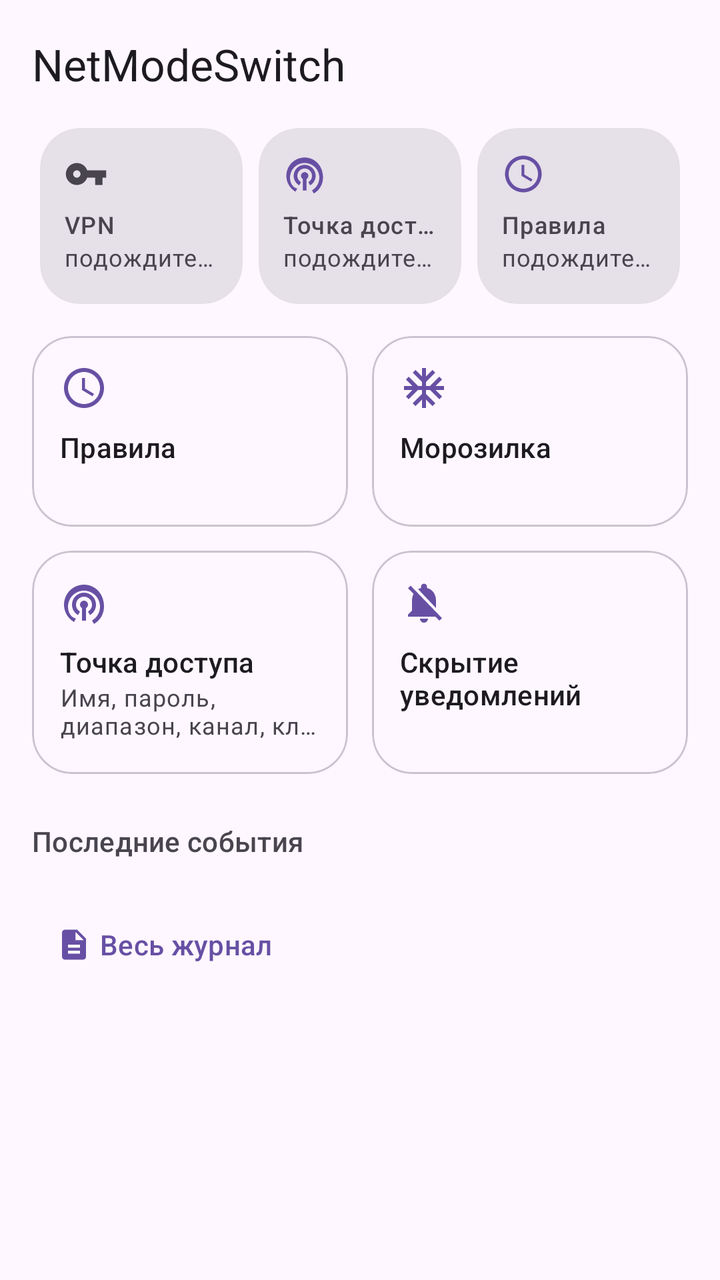
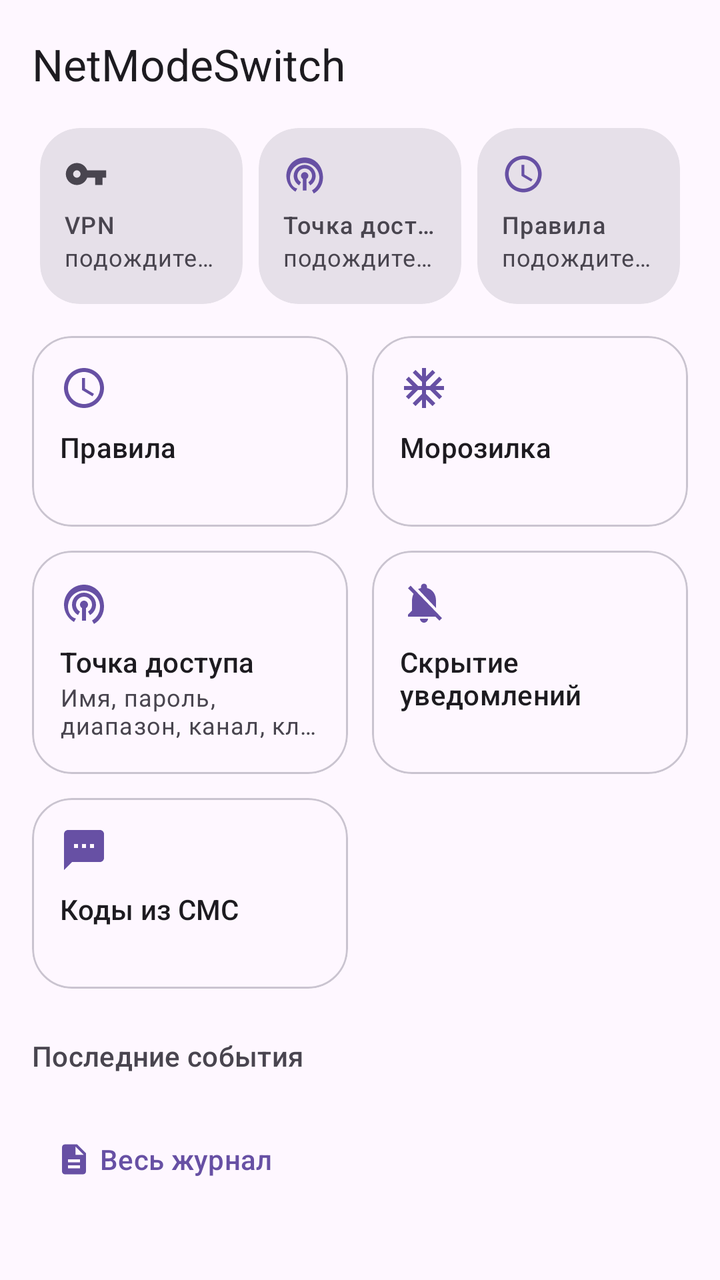

Screens rendered from an Android XML layout before and after an edit, with the pre-edit source and the edit as a unified diff.
<!-- AndroidManifest.xml: application theme Theme.NetModeSwitch -->
<!-- res/layout/activity_main.xml -->
<?xml version="1.0" encoding="utf-8"?>
<LinearLayout xmlns:android="http://schemas.android.com/apk/res/android"
    xmlns:app="http://schemas.android.com/apk/res-auto"
    android:layout_width="match_parent"
    android:layout_height="match_parent"
    android:orientation="vertical"
    android:fitsSystemWindows="true">

    <com.google.android.material.appbar.MaterialToolbar
        android:id="@+id/toolbar"
        android:layout_width="match_parent"
        android:layout_height="wrap_content"
        app:title="@string/app_name" />

    <androidx.core.widget.NestedScrollView
        android:layout_width="match_parent"
        android:layout_height="match_parent"
        android:clipToPadding="false"
        android:paddingBottom="24dp">

        <LinearLayout
            android:layout_width="match_parent"
            android:layout_height="wrap_content"
            android:orientation="vertical"
            android:paddingStart="16dp"
            android:paddingEnd="16dp">

            <LinearLayout
                android:layout_width="match_parent"
                android:layout_height="wrap_content"
                android:layout_marginHorizontal="-4dp"
                android:id="@+id/statusRow"
                android:baselineAligned="false"
                android:orientation="horizontal">

                <com.google.android.material.card.MaterialCardView
                    android:id="@+id/vpnCell"
                    style="@style/Widget.Material3.CardView.Filled"
                    android:layout_width="0dp"
                    android:layout_height="match_parent"
                    android:layout_marginHorizontal="4dp"
                    android:layout_weight="1"
                    android:clickable="true"
                    android:focusable="true"
                    app:cardCornerRadius="20dp">

                    <LinearLayout
                        android:layout_width="match_parent"
                        android:layout_height="wrap_content"
                        android:minHeight="88dp"
                        android:orientation="vertical"
                        android:padding="12dp">

                        <ImageView
                            android:id="@+id/vpnIcon"
                            android:layout_width="22dp"
                            android:layout_height="22dp"
                            android:src="@drawable/ic_a_vpn"
                            android:importantForAccessibility="no" />

                        <TextView
                            android:id="@+id/vpnLabel"
                            android:layout_width="match_parent"
                            android:layout_height="wrap_content"
                            android:layout_marginTop="6dp"
                            android:maxLines="1"
                            android:ellipsize="end"
                            android:text="@string/home_vpn"
                            android:textAppearance="?attr/textAppearanceLabelMedium" />

                        <TextView
                            android:id="@+id/vpnValue"
                            android:layout_width="match_parent"
                            android:layout_height="wrap_content"
                            android:maxLines="2"
                            android:ellipsize="end"
                            android:text="@string/home_working"
                            android:textAppearance="?attr/textAppearanceBodySmall" />
                    </LinearLayout>
                </com.google.android.material.card.MaterialCardView>

                <com.google.android.material.card.MaterialCardView
                    android:id="@+id/apCell"
                    style="@style/Widget.Material3.CardView.Filled"
                    android:layout_width="0dp"
                    android:layout_height="match_parent"
                    android:layout_marginHorizontal="4dp"
                    android:layout_weight="1"
                    android:clickable="true"
                    android:focusable="true"
                    app:cardCornerRadius="20dp">

                    <LinearLayout
                        android:layout_width="match_parent"
                        android:layout_height="wrap_content"
                        android:minHeight="88dp"
                        android:orientation="vertical"
                        android:padding="12dp">

                        <ImageView
                            android:id="@+id/apIcon"
                            android:layout_width="22dp"
                            android:layout_height="22dp"
                            android:src="@drawable/ic_hotspot"
                            android:importantForAccessibility="no" />

                        <TextView
                            android:id="@+id/apLabel"
                            android:layout_width="match_parent"
                            android:layout_height="wrap_content"
                            android:layout_marginTop="6dp"
                            android:maxLines="1"
                            android:ellipsize="end"
                            android:text="@string/ap_title"
                            android:textAppearance="?attr/textAppearanceLabelMedium" />

                        <TextView
                            android:id="@+id/apValue"
                            android:layout_width="match_parent"
                            android:layout_height="wrap_content"
                            android:maxLines="2"
                            android:ellipsize="end"
                            android:text="@string/home_working"
                            android:textAppearance="?attr/textAppearanceBodySmall" />
                    </LinearLayout>
                </com.google.android.material.card.MaterialCardView>

                <com.google.android.material.card.MaterialCardView
                    android:id="@+id/activeCell"
                    style="@style/Widget.Material3.CardView.Filled"
                    android:layout_width="0dp"
                    android:layout_height="match_parent"
                    android:layout_marginHorizontal="4dp"
                    android:layout_weight="1"
                    android:clickable="true"
                    android:focusable="true"
                    app:cardCornerRadius="20dp">

                    <LinearLayout
                        android:layout_width="match_parent"
                        android:layout_height="wrap_content"
                        android:minHeight="88dp"
                        android:orientation="vertical"
                        android:padding="12dp">

                        <ImageView
                            android:id="@+id/activeIcon"
                            android:layout_width="22dp"
                            android:layout_height="22dp"
                            android:src="@drawable/ic_rules"
                            android:importantForAccessibility="no" />

                        <TextView
                            android:id="@+id/activeLabel"
                            android:layout_width="match_parent"
                            android:layout_height="wrap_content"
                            android:layout_marginTop="6dp"
                            android:maxLines="1"
                            android:ellipsize="end"
                            android:text="@string/home_rules"
                            android:textAppearance="?attr/textAppearanceLabelMedium" />

                        <TextView
                            android:id="@+id/activeValue"
                            android:layout_width="match_parent"
                            android:layout_height="wrap_content"
                            android:maxLines="2"
                            android:ellipsize="end"
                            android:text="@string/home_working"
                            android:textAppearance="?attr/textAppearanceBodySmall" />
                    </LinearLayout>
                </com.google.android.material.card.MaterialCardView>

            </LinearLayout>

            <com.google.android.material.card.MaterialCardView
                android:id="@+id/problemCard"
                style="@style/Widget.Material3.CardView.Filled"
                android:layout_width="match_parent"
                android:layout_height="wrap_content"
                android:layout_marginTop="12dp"
                android:clickable="true"
                android:focusable="true"
                android:visibility="gone"
                app:cardBackgroundColor="?attr/colorErrorContainer"
                app:cardCornerRadius="16dp">

                <LinearLayout
                    android:layout_width="match_parent"
                    android:layout_height="wrap_content"
                    android:minHeight="48dp"
                    android:gravity="center_vertical"
                    android:orientation="horizontal"
                    android:paddingHorizontal="14dp"
                    android:paddingVertical="10dp">

                    <ImageView
                        android:layout_width="22dp"
                        android:layout_height="22dp"
                        android:src="@drawable/ic_log_error"
                        app:tint="?attr/colorOnErrorContainer"
                        android:importantForAccessibility="no" />

                    <TextView
                        android:id="@+id/problemText"
                        android:layout_width="0dp"
                        android:layout_height="wrap_content"
                        android:layout_marginStart="12dp"
                        android:layout_weight="1"
                        android:textAppearance="?attr/textAppearanceLabelLarge"
                        android:textColor="?attr/colorOnErrorContainer" />
                </LinearLayout>
            </com.google.android.material.card.MaterialCardView>

            <LinearLayout
                android:id="@+id/simList"
                android:layout_width="match_parent"
                android:layout_height="wrap_content"
                android:orientation="vertical" />

            <TextView
                android:id="@+id/noSims"
                android:layout_width="match_parent"
                android:layout_height="wrap_content"
                android:alpha="0.6"
                android:paddingTop="24dp"
                android:paddingBottom="24dp"
                android:text="@string/no_sims"
                android:textAppearance="?attr/textAppearanceBodyMedium"
                android:visibility="gone" />

            <LinearLayout
                android:layout_width="match_parent"
                android:layout_height="wrap_content"
                android:layout_marginTop="16dp"
                android:id="@+id/navRow1"
                android:baselineAligned="false"
                android:orientation="horizontal">

                <com.google.android.material.card.MaterialCardView
                    android:id="@+id/rulesCard"
                    style="@style/Widget.Material3.CardView.Outlined"
                    android:layout_width="0dp"
                    android:layout_height="match_parent"
                    android:layout_marginEnd="6dp"
                    android:layout_weight="1"
                    android:clickable="true"
                    android:focusable="true"
                    app:cardCornerRadius="20dp">

                    <LinearLayout
                        android:layout_width="match_parent"
                        android:layout_height="wrap_content"
                        android:orientation="vertical"
                        android:padding="14dp">

                        <ImageView
                            android:layout_width="24dp"
                            android:layout_height="24dp"
                            android:src="@drawable/ic_rules"
                            android:importantForAccessibility="no" />

                        <TextView
                            android:layout_width="match_parent"
                            android:layout_height="wrap_content"
                            android:layout_marginTop="8dp"
                            android:text="@string/open_rules"
                            android:textAppearance="?attr/textAppearanceTitleSmall" />

                        <TextView
                            android:id="@+id/rulesSummary"
                            android:layout_width="match_parent"
                            android:layout_height="wrap_content"
                            android:maxLines="2"
                            android:ellipsize="end"
                            android:textAppearance="?attr/textAppearanceBodySmall"
                            android:textColor="?attr/colorOnSurfaceVariant" />
                    </LinearLayout>
                </com.google.android.material.card.MaterialCardView>

                <com.google.android.material.card.MaterialCardView
                    android:id="@+id/iceCard"
                    style="@style/Widget.Material3.CardView.Outlined"
                    android:layout_width="0dp"
                    android:layout_height="match_parent"
                    android:layout_marginStart="6dp"
                    android:layout_weight="1"
                    android:clickable="true"
                    android:focusable="true"
                    app:cardCornerRadius="20dp">

                    <LinearLayout
                        android:layout_width="match_parent"
                        android:layout_height="wrap_content"
                        android:orientation="vertical"
                        android:padding="14dp">

                        <ImageView
                            android:layout_width="24dp"
                            android:layout_height="24dp"
                            android:src="@drawable/ic_ice"
                            app:tint="?attr/colorPrimary"
                            android:importantForAccessibility="no" />

                        <TextView
                            android:layout_width="match_parent"
                            android:layout_height="wrap_content"
                            android:layout_marginTop="8dp"
                            android:text="@string/ice_title"
                            android:textAppearance="?attr/textAppearanceTitleSmall" />

                        <TextView
                            android:id="@+id/iceSummary"
                            android:layout_width="match_parent"
                            android:layout_height="wrap_content"
                            android:maxLines="2"
                            android:ellipsize="end"
                            android:textAppearance="?attr/textAppearanceBodySmall"
                            android:textColor="?attr/colorOnSurfaceVariant" />
                    </LinearLayout>
                </com.google.android.material.card.MaterialCardView>

            </LinearLayout>

            <LinearLayout
                android:layout_width="match_parent"
                android:layout_height="wrap_content"
                android:layout_marginTop="12dp"
                android:id="@+id/navRow2"
                android:baselineAligned="false"
                android:orientation="horizontal">

                <com.google.android.material.card.MaterialCardView
                    android:id="@+id/apCard"
                    style="@style/Widget.Material3.CardView.Outlined"
                    android:layout_width="0dp"
                    android:layout_height="match_parent"
                    android:layout_marginEnd="6dp"
                    android:layout_weight="1"
                    android:clickable="true"
                    android:focusable="true"
                    app:cardCornerRadius="20dp">

                    <LinearLayout
                        android:layout_width="match_parent"
                        android:layout_height="wrap_content"
                        android:orientation="vertical"
                        android:padding="14dp">

                        <ImageView
                            android:layout_width="24dp"
                            android:layout_height="24dp"
                            android:src="@drawable/ic_hotspot"
                            android:importantForAccessibility="no" />

                        <TextView
                            android:layout_width="match_parent"
                            android:layout_height="wrap_content"
                            android:layout_marginTop="8dp"
                            android:text="@string/ap_title"
                            android:textAppearance="?attr/textAppearanceTitleSmall" />

                        <TextView
                            android:id="@+id/apSummary"
                            android:layout_width="match_parent"
                            android:layout_height="wrap_content"
                            android:maxLines="2"
                            android:ellipsize="end"
                            android:textAppearance="?attr/textAppearanceBodySmall"
                            android:textColor="?attr/colorOnSurfaceVariant" 
                            android:text="@string/ap_card_summary" />
                    </LinearLayout>
                </com.google.android.material.card.MaterialCardView>

                <com.google.android.material.card.MaterialCardView
                    android:id="@+id/hideCard"
                    style="@style/Widget.Material3.CardView.Outlined"
                    android:layout_width="0dp"
                    android:layout_height="match_parent"
                    android:layout_marginStart="6dp"
                    android:layout_weight="1"
                    android:clickable="true"
                    android:focusable="true"
                    app:cardCornerRadius="20dp">

                    <LinearLayout
                        android:layout_width="match_parent"
                        android:layout_height="wrap_content"
                        android:orientation="vertical"
                        android:padding="14dp">

                        <ImageView
                            android:layout_width="24dp"
                            android:layout_height="24dp"
                            android:src="@drawable/ic_notif_hide"
                            android:importantForAccessibility="no" />

                        <TextView
                            android:layout_width="match_parent"
                            android:layout_height="wrap_content"
                            android:layout_marginTop="8dp"
                            android:text="@string/hide_title"
                            android:textAppearance="?attr/textAppearanceTitleSmall" />

                        <TextView
                            android:id="@+id/hideSummary"
                            android:layout_width="match_parent"
                            android:layout_height="wrap_content"
                            android:maxLines="2"
                            android:ellipsize="end"
                            android:textAppearance="?attr/textAppearanceBodySmall"
                            android:textColor="?attr/colorOnSurfaceVariant" />
                    </LinearLayout>
                </com.google.android.material.card.MaterialCardView>

            </LinearLayout>

            <TextView
                android:layout_width="match_parent"
                android:layout_height="wrap_content"
                android:layout_marginTop="24dp"
                android:layout_marginBottom="2dp"
                android:text="@string/section_recent"
                android:textAppearance="?attr/textAppearanceTitleSmall"
                android:textColor="?attr/colorOnSurfaceVariant" />

            <TextView
                android:id="@+id/todayLine"
                android:layout_width="match_parent"
                android:layout_height="wrap_content"
                android:textAppearance="?attr/textAppearanceBodySmall"
                android:textColor="?attr/colorOnSurfaceVariant" />

            <LinearLayout
                android:id="@+id/logList"
                android:layout_width="match_parent"
                android:layout_height="wrap_content"
                android:layout_marginHorizontal="-16dp"
                android:orientation="vertical" />

            <com.google.android.material.button.MaterialButton
                android:id="@+id/logAll"
                style="@style/Widget.Material3.Button.TextButton"
                android:layout_width="wrap_content"
                android:layout_height="wrap_content"
                android:text="@string/log_all"
                app:icon="@drawable/ic_log" />
        </LinearLayout>
    </androidx.core.widget.NestedScrollView>
</LinearLayout>
<!-- resources referenced by this layout -->
<resources>
  <!-- drawable ic_a_vpn (drawable) -->
  <vector xmlns:android="http://schemas.android.com/apk/res/android"
      android:width="24dp"
      android:height="24dp"
      android:tint="?attr/colorControlNormal"
      android:viewportWidth="24"
      android:viewportHeight="24">
      <path android:fillColor="@android:color/white" android:pathData="M12.65,10C11.83,7.67 9.61,6 7,6c-3.31,0 -6,2.69 -6,6s2.69,6 6,6c2.61,0 4.83,-1.67 5.65,-4H17v4h4v-4h2v-4H12.65zM7,14c-1.1,0 -2,-0.9 -2,-2s0.9,-2 2,-2 2,0.9 2,2 -0.9,2 -2,2z" />
  </vector>
  <!-- drawable ic_log (drawable) -->
  <vector xmlns:android="http://schemas.android.com/apk/res/android"
      android:width="24dp"
      android:height="24dp"
      android:tint="?attr/colorControlNormal"
      android:viewportWidth="24"
      android:viewportHeight="24">
      <path android:fillColor="@android:color/white" android:pathData="M14,2H6c-1.1,0 -1.99,0.9 -1.99,2L4,20c0,1.1 0.89,2 1.99,2H18c1.1,0 2,-0.9 2,-2V8l-6,-6zM16,18H8v-2h8v2zM16,14H8v-2h8v2zM13,9V3.5L18.5,9H13z" />
  </vector>
  <!-- drawable ic_log_error (drawable) -->
  <vector xmlns:android="http://schemas.android.com/apk/res/android" android:width="24dp" android:height="24dp" android:viewportWidth="24" android:viewportHeight="24" android:tint="?attr/colorControlNormal">
      <path android:fillColor="@android:color/white" android:pathData="M12,2C6.48,2 2,6.48 2,12s4.48,10 10,10 10,-4.48 10,-10S17.52,2 12,2zM13,17h-2v-2h2v2zM13,13h-2V7h2v6z" />
  </vector>
  <!-- drawable ic_rules (drawable) -->
  <vector xmlns:android="http://schemas.android.com/apk/res/android"
      android:width="24dp" android:height="24dp"
      android:viewportWidth="24" android:viewportHeight="24"
      android:tint="?attr/colorPrimary">
      <path android:fillColor="@android:color/white"
          android:pathData="M11.99,2C6.47,2 2,6.48 2,12s4.47,10 9.99,10C17.52,22 22,17.52 22,12S17.52,2 11.99,2zM12,20c-4.42,0 -8,-3.58 -8,-8s3.58,-8 8,-8 8,3.58 8,8 -3.58,8 -8,8zM12.5,7H11v6l5.25,3.15 0.75,-1.23 -4.5,-2.67z" />
  </vector>
  <string name="ap_card_summary">Имя, пароль, диапазон, канал, клиенты</string>
  <string name="ap_title">Точка доступа</string>
  <string name="app_name">NetModeSwitch</string>
  <string name="hide_title">Скрытие уведомлений</string>
  <string name="home_rules">Правила</string>
  <string name="home_vpn">VPN</string>
  <string name="home_working">подождите…</string>
  <string name="ice_title">Морозилка</string>
  <string name="log_all">Весь журнал</string>
  <string name="no_sims">Активных SIM не найдено. Проверь, что карта вставлена и root выдан</string>
  <string name="open_rules">Правила</string>
  <string name="section_recent">Последние события</string>
  <style name="Theme.NetModeSwitch" parent="Theme.Material3.DayNight.NoActionBar">
          <item name="android:statusBarColor">?attr/colorSurface</item>
          <item name="android:navigationBarColor">?attr/colorSurface</item>
          
          <item name="android:windowLightStatusBar">true</item>
          <item name="android:windowLightNavigationBar">true</item>
      </style>
  <!-- unchanged entries left out for length: 3 -->
</resources>

<!-- the commit's change to res/layout/activity_main.xml (unified diff, before → after) -->
@@ -415,6 +415,63 @@
 
             </LinearLayout>
 
+            <LinearLayout
+                android:id="@+id/navRow3"
+                android:layout_width="match_parent"
+                android:layout_height="wrap_content"
+                android:layout_marginTop="12dp"
+                android:baselineAligned="false"
+                android:orientation="horizontal">
+
+                <com.google.android.material.card.MaterialCardView
+                    android:id="@+id/smsCard"
+                    style="@style/Widget.Material3.CardView.Outlined"
+                    android:layout_width="0dp"
+                    android:layout_height="wrap_content"
+                    android:layout_marginEnd="6dp"
+                    android:layout_weight="1"
+                    android:clickable="true"
+                    android:focusable="true"
+                    app:cardCornerRadius="20dp">
+
+                    <LinearLayout
+                        android:layout_width="match_parent"
+                        android:layout_height="wrap_content"
+                        android:orientation="vertical"
+                        android:padding="14dp">
+
+                        <ImageView
+                            android:layout_width="24dp"
+                            android:layout_height="24dp"
+                            android:src="@drawable/ic_sms_code"
+                            android:importantForAccessibility="no" />
+
+                        <TextView
+                            android:layout_width="match_parent"
+                            android:layout_height="wrap_content"
+                            android:layout_marginTop="8dp"
+                            android:text="@string/sec_sms_code"
+                            android:textAppearance="?attr/textAppearanceTitleSmall" />
+
+                        <TextView
+                            android:id="@+id/smsSummary"
+                            android:layout_width="match_parent"
+                            android:layout_height="wrap_content"
+                            android:maxLines="2"
+                            android:ellipsize="end"
+                            android:textAppearance="?attr/textAppearanceBodySmall"
+                            android:textColor="?attr/colorOnSurfaceVariant" />
+                    </LinearLayout>
+                </com.google.android.material.card.MaterialCardView>
+
+                
+                <Space
+                    android:layout_width="0dp"
+                    android:layout_height="0dp"
+                    android:layout_marginStart="6dp"
+                    android:layout_weight="1" />
+            </LinearLayout>
+
             <TextView
                 android:layout_width="match_parent"
                 android:layout_height="wrap_content"
<!-- resource entries referenced after the edit -->
@@ -30,6 +30,15 @@
       <path android:fillColor="@android:color/white"
           android:pathData="M11.99,2C6.47,2 2,6.48 2,12s4.47,10 9.99,10C17.52,22 22,17.52 22,12S17.52,2 11.99,2zM12,20c-4.42,0 -8,-3.58 -8,-8s3.58,-8 8,-8 8,3.58 8,8 -3.58,8 -8,8zM12.5,7H11v6l5.25,3.15 0.75,-1.23 -4.5,-2.67z" />
   </vector>
+  <!-- drawable ic_sms_code (drawable) -->
+  <vector xmlns:android="http://schemas.android.com/apk/res/android"
+      android:width="24dp" android:height="24dp"
+      android:viewportWidth="24" android:viewportHeight="24"
+      android:tint="?attr/colorPrimary">
+      
+      <path android:fillColor="@android:color/white"
+          android:pathData="M20,2H4C2.9,2 2.01,2.9 2.01,4L2,22l4,-4h14c1.1,0 2,-0.9 2,-2V4C22,2.9 21.1,2 20,2zM9,11H7V9h2V11zM13,11h-2V9h2V11zM17,11h-2V9h2V11z" />
+  </vector>
   <string name="ap_card_summary">Имя, пароль, диапазон, канал, клиенты</string>
   <string name="ap_title">Точка доступа</string>
   <string name="app_name">NetModeSwitch</string>
@@ -41,6 +50,7 @@
   <string name="log_all">Весь журнал</string>
   <string name="no_sims">Активных SIM не найдено. Проверь, что карта вставлена и root выдан</string>
   <string name="open_rules">Правила</string>
+  <string name="sec_sms_code">Коды из СМС</string>
   <string name="section_recent">Последние события</string>
   <style name="Theme.NetModeSwitch" parent="Theme.Material3.DayNight.NoActionBar">
           <item name="android:statusBarColor">?attr/colorSurface</item>
